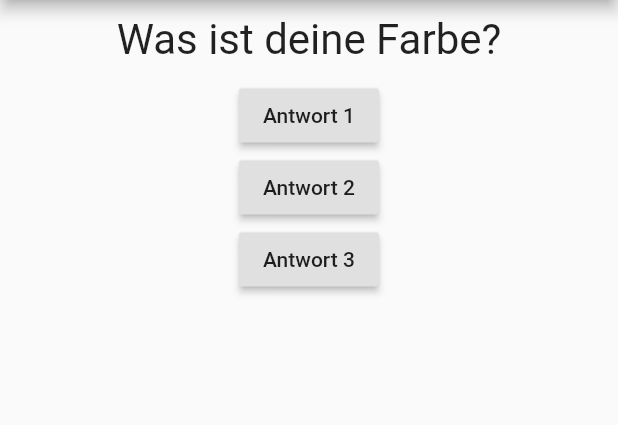
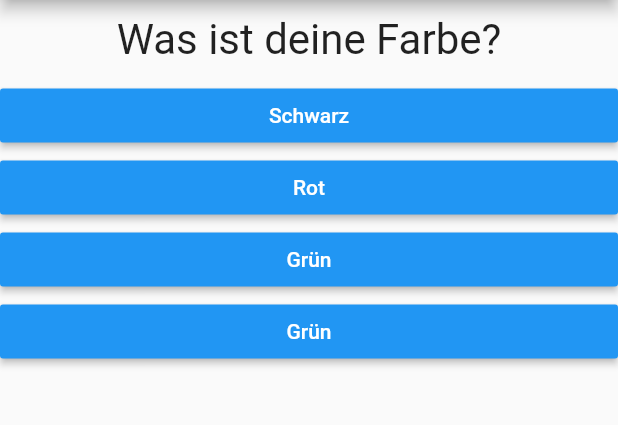
Before and after one commit to timo2k/flutter-quiz, a Flutter app: the screen it shows after launch, on a phone screen of 412 x 824 dp, the part 84-509 px from its top. Run offline on Flutter 3.47's test engine with Material 2 defaults, Android fonts, the phone set to English and light mode, and no system bars.

Commit message:
a bisserle gepimpt

```diff
--- /dev/null
+++ b/lib/answer.dart
@@ -0,0 +1,21 @@
+import 'package:flutter/material.dart';
+
+class Answer extends StatelessWidget {
+  final Function selectHandler;
+  final String answerText;
+
+  Answer(this.selectHandler, this.answerText);
+
+  @override
+  Widget build(BuildContext context) {
+    return Container(
+      width: double.infinity,
+      child: RaisedButton(
+        color: Colors.blue,
+        textColor: Colors.white,
+        child: Text(answerText),
+        onPressed: selectHandler,
+      ),
+    );
+  }
+}
--- a/lib/main.dart
+++ b/lib/main.dart
@@ -1,10 +1,9 @@
 import 'package:flutter/material.dart';
 
-import './question.dart';
+import './quiz.dart';
+import './result.dart';
 
-void main() {
-  runApp(MyApp());
-}
+void main() => runApp(MyApp());
 
 class MyApp extends StatefulWidget {
   @override
@@ -14,41 +13,60 @@ class MyApp extends StatefulWidget {
 }
 
 class _MyAppState extends State<MyApp> {
+  final _questions = [
+    {
+      'questionText': 'Was ist deine Farbe?',
+      'answers': [
+        {'text': 'Schwarz', 'score': 10},
+        {'text': 'Rot', 'score': 5},
+        {'text': 'Grün', 'score': 3},
+        {'text': 'Grün', 'score': 1}
+      ]
+    },
+    {
+      'questionText': 'Was ist dein Tier?',
+      'answers': [
+        {'text': 'Hund', 'score': 12},
+        {'text': 'Eier', 'score': 3},
+        {'text': 'Huhn', 'score': 6},
+        {'text': 'Katze', 'score': 12}
+      ]
+    },
+    {
+      'questionText': 'Was ist dein Favorit Favorit',
+      'answers': [
+        {'text': 'String', 'score': 4},
+        {'text': 'String', 'score': 1},
+        {'text': 'Krieg', 'score': 30},
+        {'text': 'Kacke', 'score': 3}
+      ]
+    }
+  ];
+
   var _questionIndex = 0;
+  var _totalScore = 0;
 
-  void _answerQuestion() {
+  void _answerQuestion(int score) {
+    _totalScore += score;
+
     setState(() {
-      if (_questionIndex < 1) {
-        _questionIndex++;
-      }
+      _questionIndex++;
     });
   }
 
   @override
   Widget build(BuildContext context) {
-    var questions = ['Was ist deine Farbe?', 'Was ist dein Tier?'];
     return MaterialApp(
       home: Scaffold(
         appBar: AppBar(
           title: Text('Hier Quiz App Title'),
         ),
-        body: Column(
-          children: <Widget>[
-            Question(questions[_questionIndex]),
-            RaisedButton(
-              child: Text('Antwort 1'),
-              onPressed: _answerQuestion,
-            ),
-            RaisedButton(
-              child: Text('Antwort 2'),
-              onPressed: _answerQuestion,
-            ),
-            RaisedButton(
-              child: Text('Antwort 3'),
-              onPressed: _answerQuestion,
-            ),
-          ],
-        ),
+        body: _questionIndex < _questions.length
+            ? Quiz(
+                answerQuestion: _answerQuestion,
+                questionIndex: _questionIndex,
+                questions: _questions)
+            : Result(_totalScore),
       ),
     );
   }
--- /dev/null
+++ b/lib/quiz.dart
@@ -0,0 +1,28 @@
+import 'package:flutter/material.dart';
+
+import './question.dart';
+import './answer.dart';
+
+class Quiz extends StatelessWidget {
+  final List<Map<String, Object>> questions;
+  final int questionIndex;
+  final Function answerQuestion;
+
+  Quiz(
+      {@required this.questions,
+      @required this.answerQuestion,
+      @required this.questionIndex});
+
+  @override
+  Widget build(BuildContext context) {
+    return Column(
+      children: <Widget>[
+        Question(questions[questionIndex]['questionText']),
+        ...(questions[questionIndex]['answers'] as List<Map<String, Object>>)
+            .map((answer) {
+          return Answer(() => answerQuestion(answer['score']), answer['text']);
+        }).toList()
+      ],
+    );
+  }
+}
--- a/pubspec.yaml
+++ b/pubspec.yaml
@@ -14,7 +14,7 @@ description: A new Flutter project.
 version: 1.0.0+1
 
 environment:
-  sdk: ">=2.1.0 <3.0.0"
+  sdk: ">=2.2.2 <3.0.0"
 
 dependencies:
   flutter:
```
Also changed, not shown: lib/result.dart (added, +34 -0 lines), pubspec.lock.
